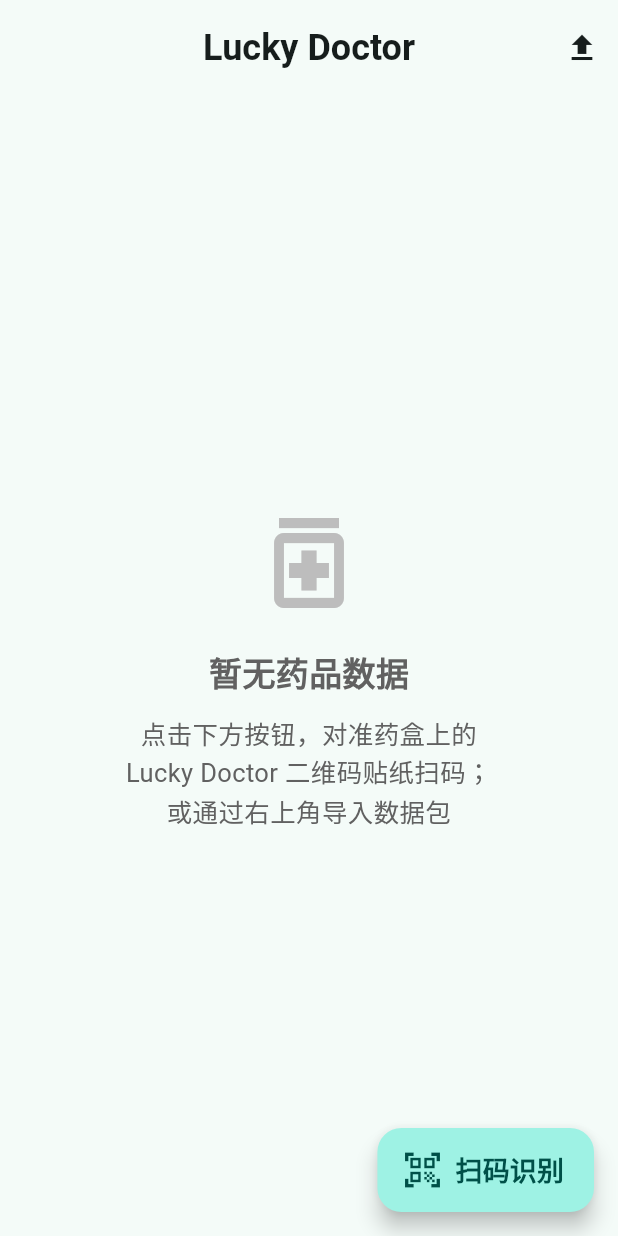
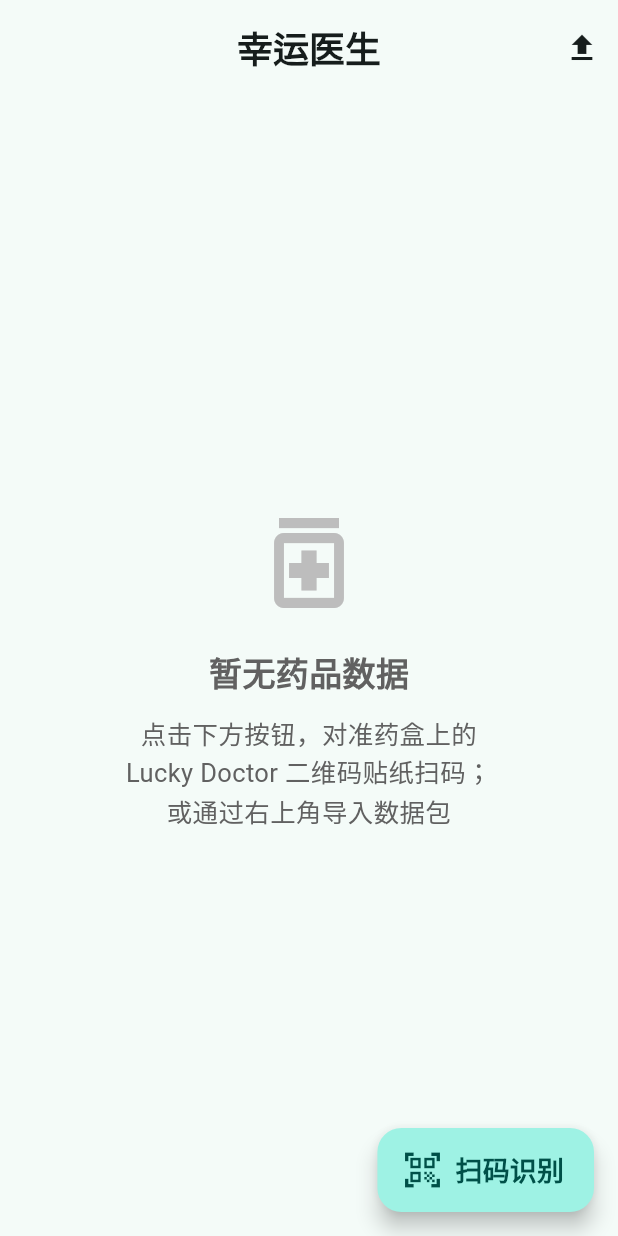
Before and after one commit to megemini/lucky-doctor, a Flutter app: the screen it shows after launch, on a phone screen of 412 x 824 dp. Run offline on Flutter 3.47's test engine with Material 3 defaults, Android fonts, the phone set to English and light mode, and no system bars; our stand-ins replace file_picker, image_picker, just_audio, shared_preferences; missing offline and left inert: google_mlkit_barcode_scanning.

Commit message:
update app name

```diff
--- a/mobile/lib/main.dart
+++ b/mobile/lib/main.dart
@@ -13,7 +13,7 @@
   @override
   Widget build(BuildContext context) {
     return MaterialApp(
-      title: 'Lucky Doctor',
+      title: '幸运医生',
       debugShowCheckedModeBanner: false,
       theme: buildAppTheme(Brightness.light),
       darkTheme: buildAppTheme(Brightness.dark),
--- a/mobile/lib/screens/home_screen.dart
+++ b/mobile/lib/screens/home_screen.dart
@@ -36,7 +36,7 @@
   Widget build(BuildContext context) {
     return Scaffold(
       appBar: AppBar(
-        title: const Text('Lucky Doctor'),
+        title: const Text('幸运医生'),
         centerTitle: true,
         actions: [
           IconButton(
```
Also changed, not shown: 1 other file.
